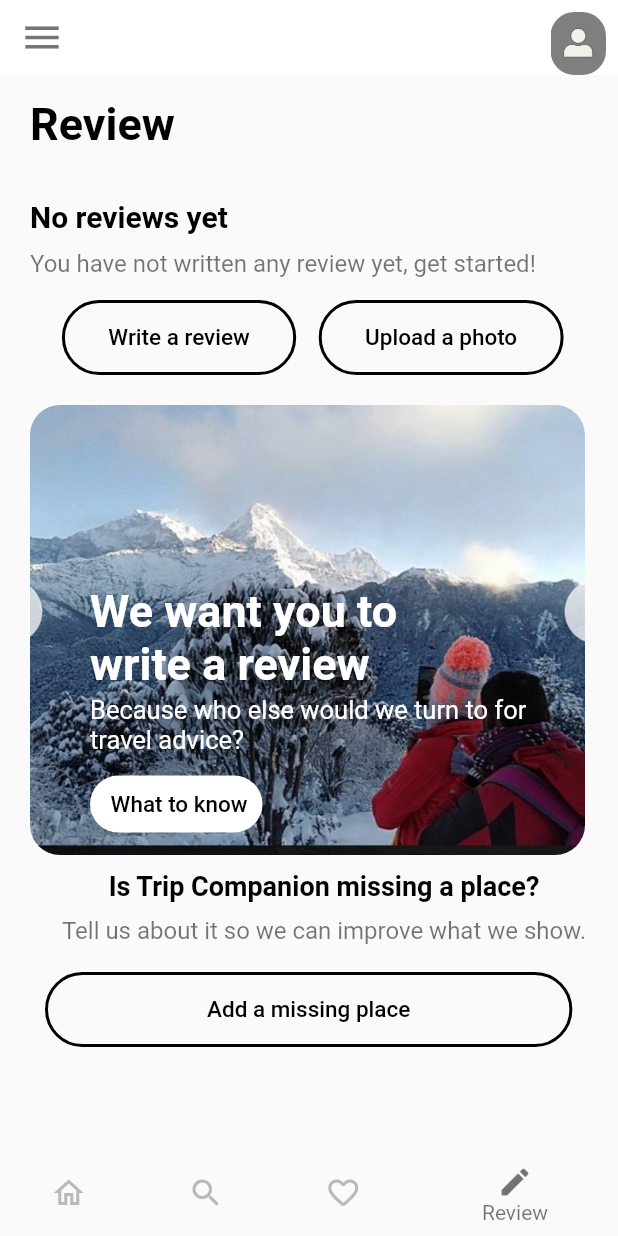
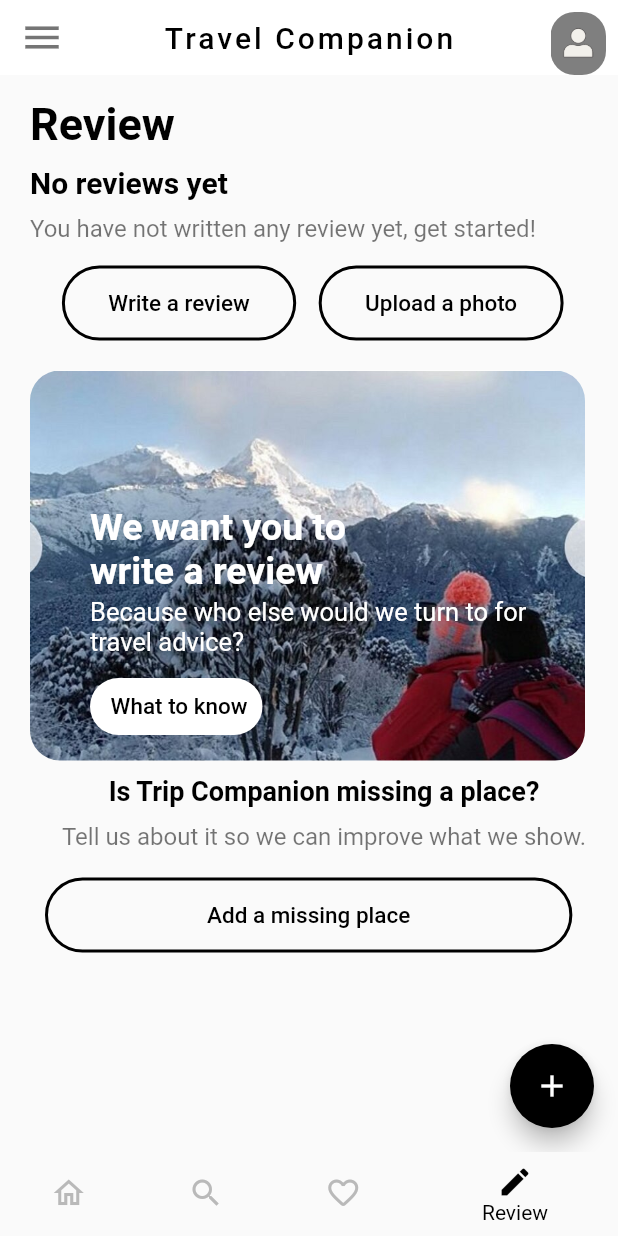
Before and after one commit to Shrisha-shrestha/Travelapp, a Flutter app: the screen it shows after launch, item 4 of the bottom bar chosen, on a phone screen of 412 x 824 dp. Run offline on Flutter 3.47's test engine with Material 2 defaults, Android fonts, the light colour scheme and no system bars.

Commit message:
changes to the appBar

```diff
--- a/lib/Mainscreen.dart
+++ b/lib/Mainscreen.dart
@@ -29,7 +29,7 @@ class _MainState extends State<Main> {
           type: BottomNavigationBarType.shifting,
           currentIndex: selectedindex,
           elevation: 0,
-          selectedItemColor: Colors.black54,
+          selectedItemColor: Colors.black,
           unselectedItemColor: Colors.grey.withOpacity(0.7),
           showUnselectedLabels: false,
           showSelectedLabels: true,
@@ -98,6 +98,10 @@ int selectedindex1=8,selectedindex2=8;
     TabController _tabcontrol = TabController(length: 2, vsync: this);
     return Scaffold(
       appBar: AppBar(
+        title: Text('Travel Companion',style: TextStyle(
+          color: Colors.black,fontSize: 20.0,letterSpacing: 2.0,
+        ),),
+        centerTitle: true,
         backgroundColor: Colors.white,
         elevation: 0,
         leading: Icon(Icons.menu,size: 30,color: Colors.black54,),
--- a/lib/plan.dart
+++ b/lib/plan.dart
@@ -16,6 +16,10 @@ class _PlanState extends State<Plan> with TickerProviderStateMixin {
     TabController _tabcontrol = TabController(length: 3, vsync: this);
     return Scaffold(
       appBar: AppBar(
+        title: Text('Travel Companion',style: TextStyle(
+          color: Colors.black,fontSize: 20.0,letterSpacing: 2.0,
+        ),),
+        centerTitle: true,
         backgroundColor: Colors.white,
         elevation: 0,
         leading: Icon(Icons.menu,size: 30,color: Colors.black54,),
--- a/lib/review.dart
+++ b/lib/review.dart
@@ -7,6 +7,10 @@ class Review extends StatelessWidget {
   Widget build(BuildContext context) {
     return Scaffold(
       appBar: AppBar(
+        title: Text('Travel Companion',style: TextStyle(
+          color: Colors.black,fontSize: 20.0,letterSpacing: 2.0,
+        ),),
+        centerTitle: true,
         backgroundColor: Colors.white,
         elevation: 0,
         leading: Icon(Icons.menu,size: 30,color: Colors.black54,),
@@ -26,13 +30,19 @@ class Review extends StatelessWidget {
           )
         ],
       ),
+    floatingActionButton: FloatingActionButton(
+    onPressed: () {
+    // Add your onPressed code here!
+    },
+    backgroundColor: Colors.black,
+    child: const Icon(Icons.add),),
       body: Padding(
         padding: const EdgeInsets.only(left: 20.0,top: 15.0),
         child: Column(
           crossAxisAlignment: CrossAxisAlignment.start,
           children: [
             lgtxt(text: 'Review'),
-            SizedBox(height: 33.0,),
+            SizedBox(height: 10.0,),
             lgtxt(text: 'No reviews yet',size: 20.0,),
             SizedBox(height: 10.0,),
             txt(text: 'You have not written any review yet, get started!'),
@@ -82,7 +92,7 @@ class Review extends StatelessWidget {
                 children: [
                   Container(
                     width: 500,
-                    height: 300,
+                    height: 260,
                     decoration: BoxDecoration(
                         borderRadius: BorderRadius.circular(20),
                         color: Colors.white,
@@ -95,13 +105,13 @@ class Review extends StatelessWidget {
                   ),
 
                   Positioned(
-                    top:120,
+                    top:90,
                     left: 40,
                     child: Column(
                       crossAxisAlignment: CrossAxisAlignment.start,
                       children: [
                         lgtxt(text:'We want you to \nwrite a review ',color: Colors.white,
-                            size:30),
+                            size:25),
                         SizedBox(height: 3.0,),
                         Text('Because who else would we turn to for \ntravel advice?',style: TextStyle(
                           fontSize:17,
--- a/lib/search.dart
+++ b/lib/search.dart
@@ -34,6 +34,10 @@ class _SearchState extends State<Search> {
   Widget build(BuildContext context) {
     return Scaffold(
       appBar: AppBar(
+        title: Text('Travel Companion',style: TextStyle(
+          color: Colors.black,fontSize: 20.0,letterSpacing: 2.0,
+        ),),
+        centerTitle: true,
         backgroundColor: Colors.white,
         elevation: 0,
         leading: Icon(Icons.menu,size: 30,color: Colors.black54,),
```
